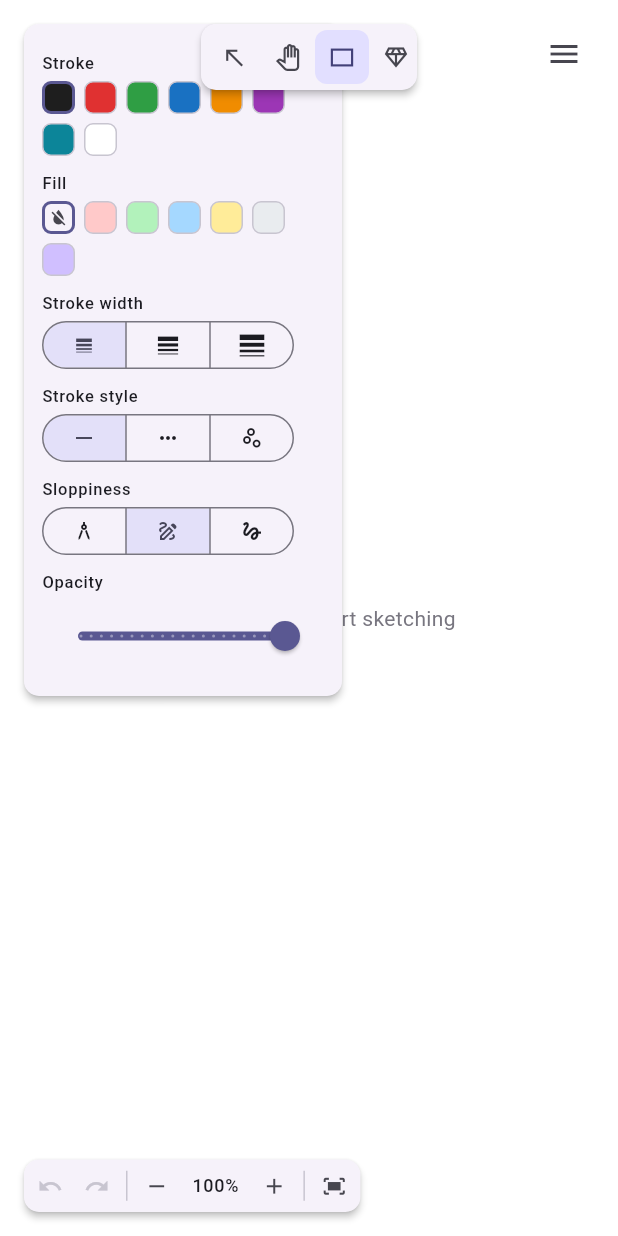
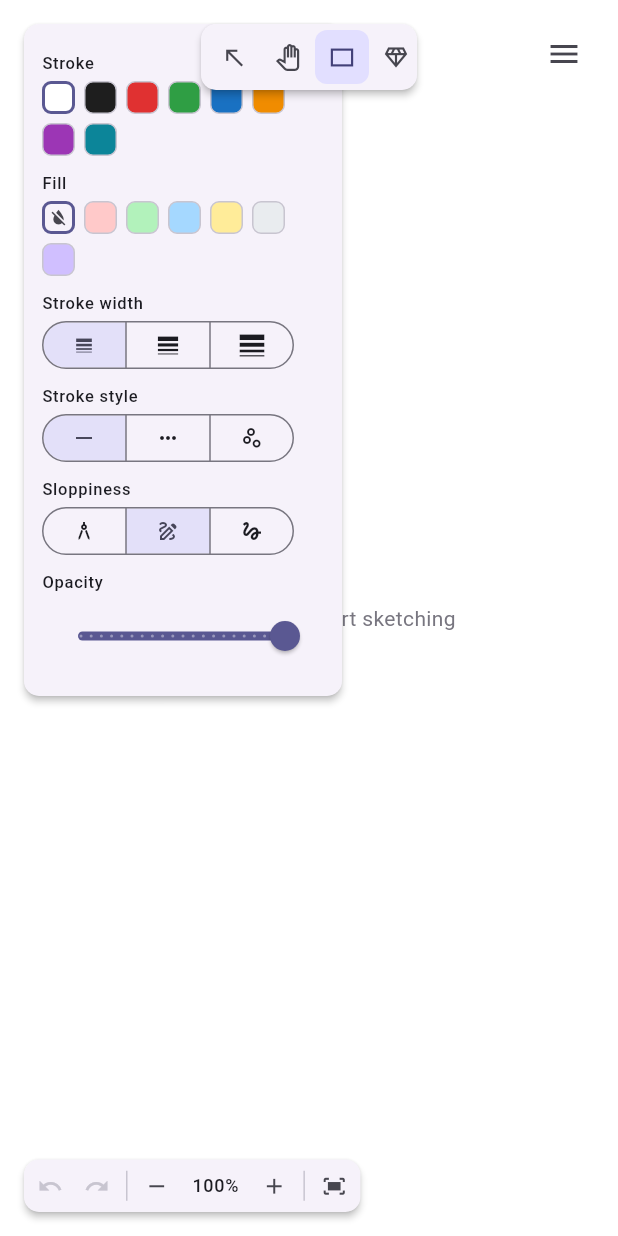
Before and after one commit to justacalico/sketchit, a Flutter app: the screen it shows after launch, after a tap on the "rectangle" icon, on a phone screen of 412 x 824 dp. Run offline on Flutter 3.47's test engine with Material 3 defaults, Android fonts, the phone set to English and light mode, and no system bars; our stand-ins replace shared_preferences, web; missing offline and left inert: dart:js_interop, file_saver, file_selector.

Commit message:
feat: 默认笔画颜色改为白色

```diff
--- a/lib/models/element.dart
+++ b/lib/models/element.dart
@@ -33,7 +33,7 @@ class SketchElement {
     required this.width,
     required this.height,
     this.angle = 0,
-    this.strokeColor = 0xff1e1e1e,
+    this.strokeColor = 0xffffffff,
     this.fillColor,
     this.strokeWidth = 2,
     this.strokeStyle = StrokeStyle.solid,
@@ -49,7 +49,7 @@ class SketchElement {
   factory SketchElement.shape({
     required ElementType type,
     required Rect rect,
-    int strokeColor = 0xff1e1e1e,
+    int strokeColor = 0xffffffff,
     int? fillColor,
     double strokeWidth = 2,
     StrokeStyle strokeStyle = StrokeStyle.solid,
@@ -76,7 +76,7 @@ class SketchElement {
   factory SketchElement.path({
     required ElementType type,
     required List<Offset> scenePoints,
-    int strokeColor = 0xff1e1e1e,
+    int strokeColor = 0xffffffff,
     double strokeWidth = 2,
     StrokeStyle strokeStyle = StrokeStyle.solid,
     RoughStyle roughness = RoughStyle.sketch,
@@ -107,7 +107,7 @@ class SketchElement {
     required String text,
     required double width,
     required double height,
-    int strokeColor = 0xff1e1e1e,
+    int strokeColor = 0xffffffff,
     double fontSize = 20,
     double opacity = 1,
   }) {
@@ -142,7 +142,7 @@ class SketchElement {
       width: (json['width'] as num).toDouble(),
       height: (json['height'] as num).toDouble(),
       angle: (json['angle'] as num?)?.toDouble() ?? 0,
-      strokeColor: (json['strokeColor'] as num?)?.toInt() ?? 0xff1e1e1e,
+      strokeColor: (json['strokeColor'] as num?)?.toInt() ?? 0xffffffff,
       fillColor: (json['fillColor'] as num?)?.toInt(),
       strokeWidth: (json['strokeWidth'] as num?)?.toDouble() ?? 2,
       strokeStyle: StrokeStyle.values
--- a/lib/state/drawing_controller.dart
+++ b/lib/state/drawing_controller.dart
@@ -26,7 +26,7 @@ enum GrabHandle { none, nw, n, ne, e, se, s, sw, w, rotate }
 /// Style applied to newly drawn elements and editable on a selection.
 class ElementStyle {
   const ElementStyle({
-    this.strokeColor = 0xff1e1e1e,
+    this.strokeColor = 0xffffffff,
     this.fillColor,
     this.strokeWidth = 2,
     this.strokeStyle = StrokeStyle.solid,
--- a/lib/ui/color_swatch.dart
+++ b/lib/ui/color_swatch.dart
@@ -2,6 +2,7 @@ import 'package:flutter/material.dart';
 
 /// Stroke palette, roughly the Excalidraw defaults.
 const strokePalette = [
+  0xffffffff,
   0xff1e1e1e,
   0xffe03131,
   0xff2f9e44,
@@ -9,7 +10,6 @@ const strokePalette = [
   0xfff08c00,
   0xff9c36b5,
   0xff0c8599,
-  0xffffffff,
 ];
 
 /// Fill palette: pastels that read well under sketchy strokes.
```
